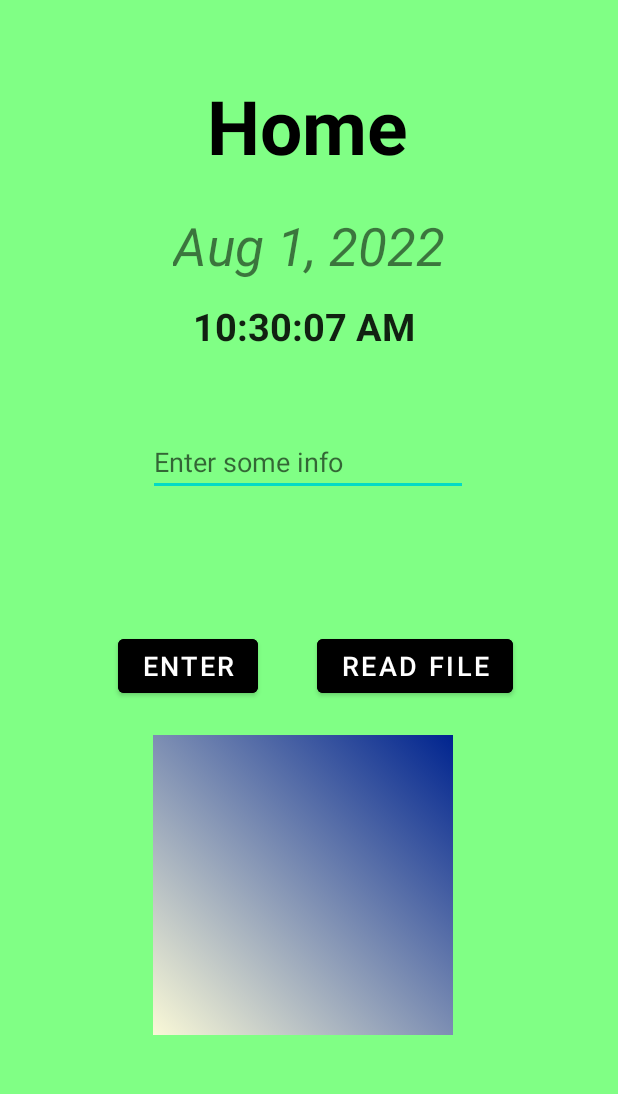
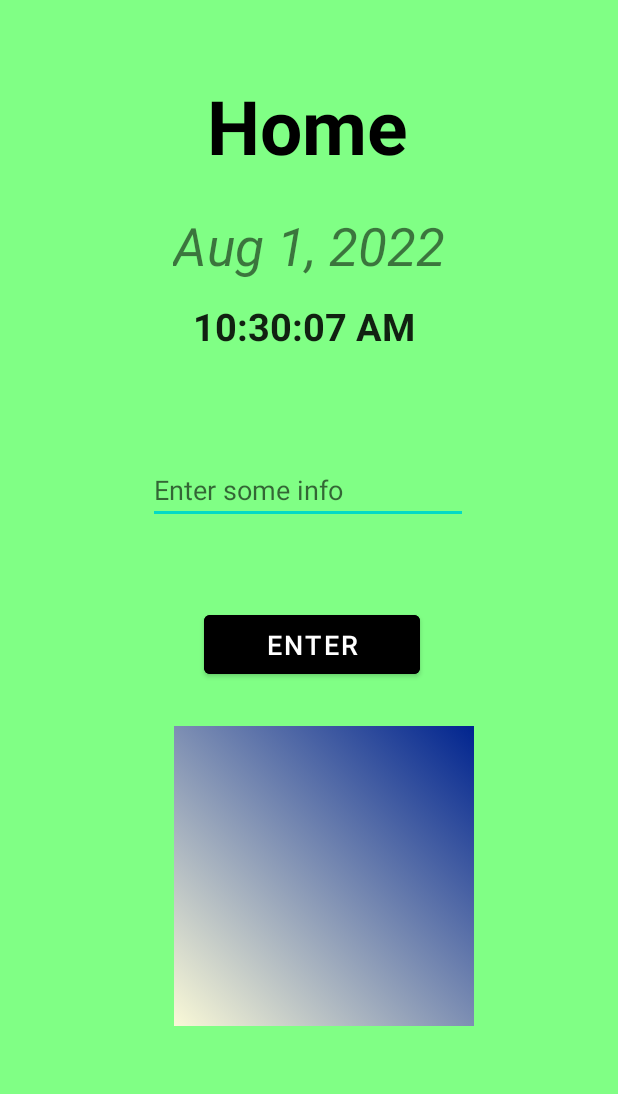
Before and after one commit to MeetPatel0090/MeetPatelAssign4, an Android app: the screen it shows after launch (MeetActivity), on a phone screen of 412 x 824 dp, the part 84-1178 px from its top. Run offline under Robolectric (Android 15) with nearby library versions, the phone set to English and light mode, and no system bars.

Commit message:
Made Some Changes to Home fragment

```diff
--- a/MeetAssign44/src/main/res/layout/meet_home.xml
+++ b/MeetAssign44/src/main/res/layout/meet_home.xml
@@ -45,63 +45,40 @@
         android:textStyle="bold"
         app:layout_constraintEnd_toEndOf="parent"
         app:layout_constraintTop_toTopOf="parent"/>
+
     <EditText
         android:id="@+id/MeetHomeEditText"
         android:layout_width="wrap_content"
         android:layout_height="wrap_content"
-        android:layout_marginTop="285dp"
+        android:layout_marginTop="304dp"
         android:layout_marginEnd="100dp"
+        android:digits="QWERTYUIOPASDFGHJKLZXCVBNMqwertyuiopasdfghjklzxcvbnm12345567890"
         android:ems="10"
-        android:digits="QWERTYUIOPASDFGHJKLZXCVBNMqwertyuiopasdfghjklzxcvbnm12345567890"
+        android:hint="@string/enter_text_home"
         android:maxLength="10"
-        android:hint="@string/enter_text_home"
-        tools:ignore="TouchTargetSizeCheck"
         app:layout_constraintEnd_toEndOf="parent"
-        app:layout_constraintTop_toTopOf="parent"/>
-
-    <TextView
-        android:id="@+id/MeetHomeReadTextView"
-        android:layout_width="405dp"
-        android:layout_height="67dp"
-        android:text=" "
-        android:textSize="18sp"
-        app:layout_constraintBottom_toBottomOf="parent"
-        app:layout_constraintEnd_toEndOf="parent"
-        app:layout_constraintStart_toStartOf="parent"
         app:layout_constraintTop_toTopOf="parent"
-        app:layout_constraintVertical_bias="0.516" />
+        tools:ignore="TouchTargetSizeCheck" />
 
     <Button
         android:id="@+id/MeetHomeEnterBtn"
-        android:layout_width="wrap_content"
-        android:layout_height="wrap_content"
-        android:layout_marginTop="420dp"
-        android:layout_marginEnd="240dp"
+        android:layout_width="144dp"
+        android:layout_height="51dp"
+        android:layout_marginTop="404dp"
+        android:layout_marginEnd="132dp"
+        android:backgroundTint="@color/black"
         android:text="@string/home_enter_btn"
         android:textSize="18sp"
-        android:backgroundTint="@color/black"
         app:layout_constraintEnd_toEndOf="parent"
-        app:layout_constraintTop_toTopOf="parent"/>
-
-    <Button
-        android:id="@+id/MeetHomeReadBtn"
-        android:layout_width="wrap_content"
-        android:layout_height="wrap_content"
-        android:layout_marginTop="420dp"
-        android:layout_marginEnd="70dp"
-        android:text="@string/home_read_btn"
-        android:textSize="18sp"
-        android:backgroundTint="@color/black"
-        app:layout_constraintEnd_toEndOf="parent"
-        app:layout_constraintTop_toTopOf="parent"/>
+        app:layout_constraintTop_toTopOf="parent" />
 
     <ImageView
         android:id="@+id/MeetHomeImageView"
-        android:background="@drawable/gradient"
         android:layout_width="200dp"
         android:layout_height="200dp"
-        android:layout_marginTop="490dp"
-        android:layout_marginEnd="110dp"
+        android:layout_marginTop="484dp"
+        android:layout_marginEnd="96dp"
+        android:background="@drawable/gradient"
         app:layout_constraintEnd_toEndOf="parent"
         app:layout_constraintTop_toTopOf="parent" />
 
--- a/MeetAssign44/src/main/res/values/themes.xml
+++ b/MeetAssign44/src/main/res/values/themes.xml
@@ -18,6 +18,4 @@
         <item name="windowActionBar">false</item>
         <item name="windowNoTitle">true</item>
     </style>
-
-
 </resources>
```
Also changed, not shown: MeetAssign44/src/main/java/meet/patel/n01460090/MeetHome.java (+1 -24 lines).
